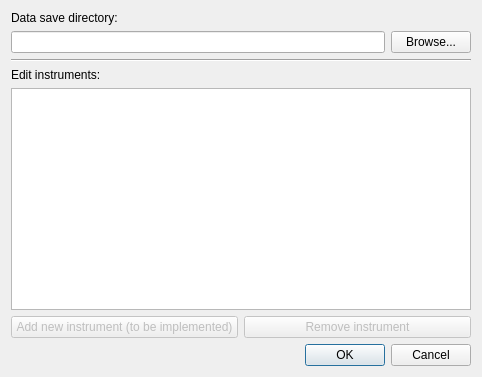
Above: res/ui/editInstrumentsDialog.ui from Cardiff-CHFE/InstrumentControl before the change. Below: the same form after it.
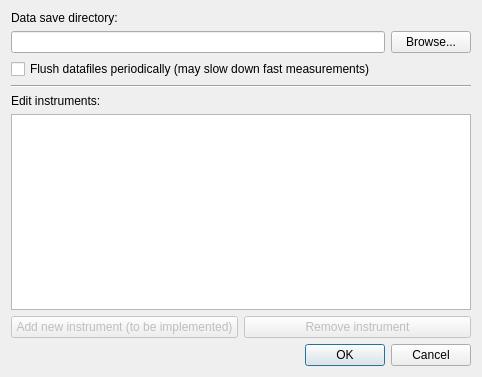
That is the form after the change.

Commit message: Add optional flushing of datafiles

Patch:
```diff
--- a/res/ui/editInstrumentsDialog.ui
+++ b/res/ui/editInstrumentsDialog.ui
@@ -39,6 +39,13 @@
      </item>
     </layout>
    </item>
+   <item>
+    <widget class="QCheckBox" name="periodicFlush">
+     <property name="text">
+      <string>Flush datafiles periodically (may slow down fast measurements)</string>
+     </property>
+    </widget>
+   </item>
    <item>
     <widget class="Line" name="line">
      <property name="orientation">
```
The commit also changes 3 other files.
